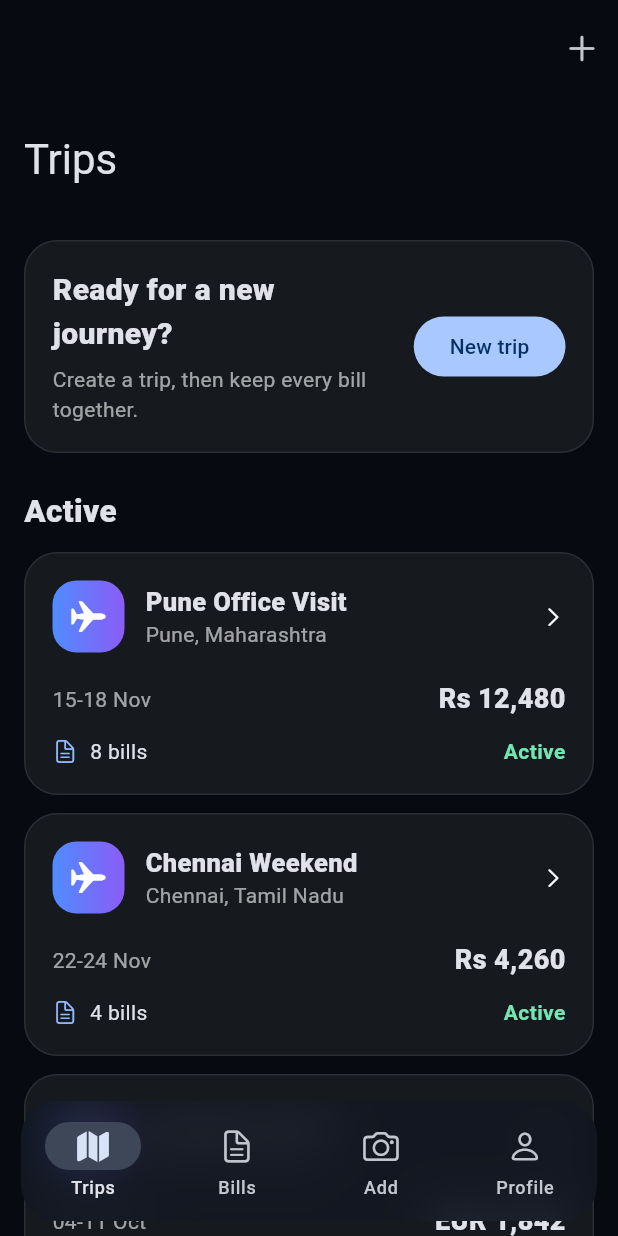
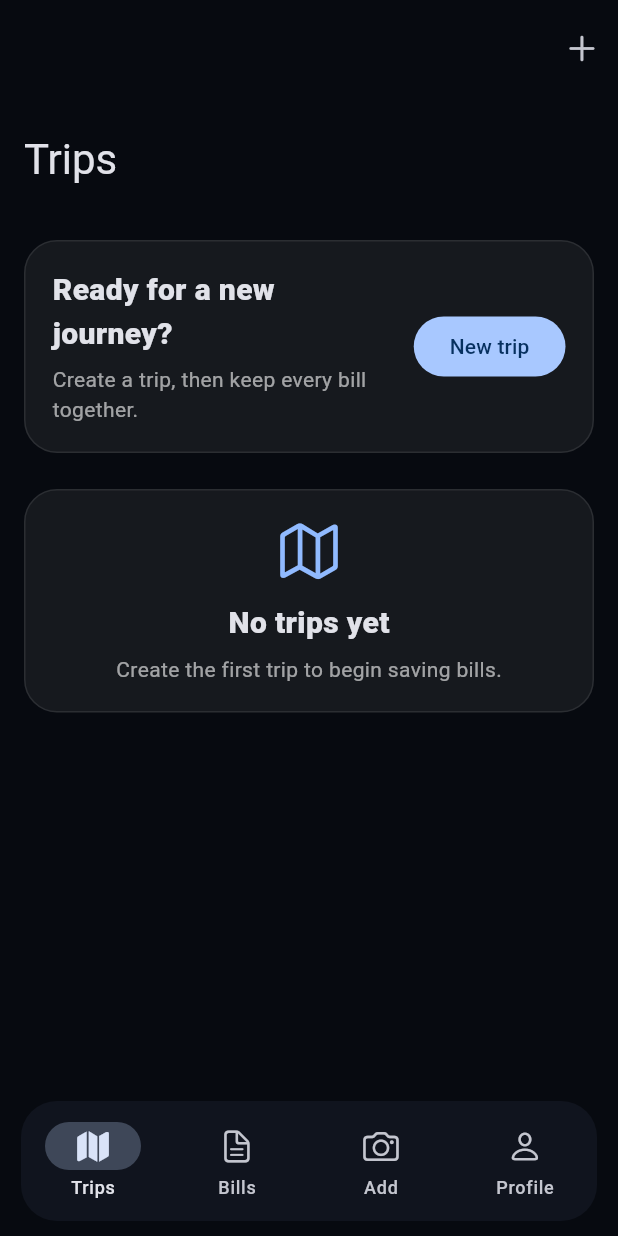
Before and after one commit to sanju1301/travel-expense-app, a Flutter app: the screen it shows once a user with an empty profile is signed in, on a phone screen of 412 x 824 dp. Run offline on Flutter 3.47's test engine with Material 3 defaults, Android fonts, the phone set to English and light mode, and no system bars; our stand-ins replace cloud_firestore, firebase_auth, firebase_core, google_sign_in; accounts and stored records are empty.

Commit message:
Add files via upload

```diff
--- a/lib/main.dart
+++ b/lib/main.dart
@@ -1,5 +1,6 @@
 import 'dart:ui';
 import 'package:firebase_auth/firebase_auth.dart';
+import 'package:cloud_firestore/cloud_firestore.dart';
 import 'package:firebase_core/firebase_core.dart';
 import 'package:flutter/cupertino.dart';
 import 'package:flutter/material.dart';
@@ -113,18 +114,32 @@ class GlassCard extends StatelessWidget {
   @override Widget build(BuildContext context) => Container(padding:padding,decoration:BoxDecoration(color:Colors.white.withValues(alpha:.06),borderRadius:BorderRadius.circular(22),border:Border.all(color:Colors.white.withValues(alpha:.09))),child:child);
 }
 
-class Trip { const Trip(this.name,this.place,this.dates,this.total,this.count,this.active); final String name,place,dates,total; final int count; final bool active; }
-const trips=[Trip('Pune Office Visit','Pune, Maharashtra','15-18 Nov','Rs 12,480',8,true),Trip('Chennai Weekend','Chennai, Tamil Nadu','22-24 Nov','Rs 4,260',4,true),Trip('Germany Travel','Munich, Germany','04-11 Oct','EUR 1,842',12,false)];
+class Trip { const Trip(this.id,this.name,this.place,this.dates,this.total,this.count,this.active); final String id,name,place,dates,total; final int count; final bool active;
+  factory Trip.fromDoc(DocumentSnapshot<Map<String,dynamic>> doc) { final d=doc.data()??{}; return Trip(doc.id,(d['name']??'Untitled trip').toString(),(d['destination']??'').toString(),(d['dateLabel']??'Dates not set').toString(),(d['totalLabel']??'No expenses').toString(),(d['billCount'] as num?)?.toInt()??0,(d['status']??'active')=='active'); }
+}
 class Bill { const Bill(this.name,this.meta,this.amount,this.color); final String name,meta,amount; final Color color; }
 const bills=[Bill('Grand Business Hotel','Hotel - 15 Nov','Rs 8,950',Color(0xff324c72)),Bill('City Taxi','Transport - 15 Nov','Rs 1,280',Color(0xff294b41)),Bill('Restaurant','Meals - 16 Nov','Rs 845',Color(0xff5a3d52))];
 
 class TripsPage extends StatelessWidget {
   const TripsPage({super.key});
-  @override Widget build(BuildContext context) => PageList(title:'Trips',action:IconButton(onPressed:()=>Navigator.push(context,MaterialPageRoute(builder:(_)=>const NewTripPage())),icon:const Icon(CupertinoIcons.add)),children:[
-    GlassCard(child:Row(children:[const Expanded(child:Column(crossAxisAlignment:CrossAxisAlignment.start,children:[Text('Ready for a new journey?',style:TextStyle(fontSize:20,fontWeight:FontWeight.w900)),SizedBox(height:6),Text('Create a trip, then keep every bill together.',style:TextStyle(color:Colors.white60))])),const SizedBox(width:12),FilledButton(onPressed:()=>Navigator.push(context,MaterialPageRoute(builder:(_)=>const NewTripPage())),child:const Text('New trip'))])),
-    const SizedBox(height:24),const Text('Active',style:TextStyle(fontSize:21,fontWeight:FontWeight.w900)),const SizedBox(height:12),
-    ...trips.map((t)=>Padding(padding:const EdgeInsets.only(bottom:12),child:TripCard(trip:t))),
-  ]);
+  @override Widget build(BuildContext context) {
+    final uid=FirebaseAuth.instance.currentUser!.uid;
+    final query=FirebaseFirestore.instance.collection('users').doc(uid).collection('trips').orderBy('createdAt',descending:true);
+    return StreamBuilder<QuerySnapshot<Map<String,dynamic>>>(
+      stream:query.snapshots(),
+      builder:(context,snap){
+        final action=IconButton(onPressed:()=>Navigator.push(context,MaterialPageRoute(builder:(_)=>const NewTripPage())),icon:const Icon(CupertinoIcons.add));
+        if(snap.hasError){return PageList(title:'Trips',action:action,children:[GlassCard(child:Text('Unable to load trips: ${snap.error}',style:const TextStyle(color:Color(0xffff8a8a))))]);}
+        if(!snap.hasData){return PageList(title:'Trips',action:action,children:const [Center(child:Padding(padding:EdgeInsets.all(40),child:CupertinoActivityIndicator()))]);}
+        final items=snap.data!.docs.map(Trip.fromDoc).toList();
+        return PageList(title:'Trips',action:action,children:[
+          GlassCard(child:Row(children:[const Expanded(child:Column(crossAxisAlignment:CrossAxisAlignment.start,children:[Text('Ready for a new journey?',style:TextStyle(fontSize:20,fontWeight:FontWeight.w900)),SizedBox(height:6),Text('Create a trip, then keep every bill together.',style:TextStyle(color:Colors.white60))])),const SizedBox(width:12),FilledButton(onPressed:()=>Navigator.push(context,MaterialPageRoute(builder:(_)=>const NewTripPage())),child:const Text('New trip'))])),
+          const SizedBox(height:24),
+          if(items.isEmpty) const GlassCard(child:Column(children:[Icon(CupertinoIcons.map,size:44,color:Color(0xff90baff)),SizedBox(height:12),Text('No trips yet',style:TextStyle(fontSize:20,fontWeight:FontWeight.w900)),SizedBox(height:6),Text('Create the first trip to begin saving bills.',style:TextStyle(color:Colors.white60))])) else ...items.map((t)=>Padding(padding:const EdgeInsets.only(bottom:12),child:TripCard(trip:t))),
+        ]);
+      },
+    );
+  }
 }
 class TripCard extends StatelessWidget {
   const TripCard({required this.trip,super.key}); final Trip trip;
@@ -149,6 +164,11 @@ class BillDetailPage extends StatelessWidget {
 }
 class BillsPage extends StatelessWidget { const BillsPage({super.key}); @override Widget build(BuildContext context)=>PageList(title:'Recent bills',children:[const TextField(decoration:InputDecoration(hintText:'Search bills',prefixIcon:Icon(CupertinoIcons.search))),const SizedBox(height:18),...bills.map((b)=>Padding(padding:const EdgeInsets.only(bottom:10),child:BillTile(bill:b)))]); }
 class NewTripPage extends StatefulWidget { const NewTripPage({super.key}); @override State<NewTripPage> createState()=>_NewTripPageState(); }
-class _NewTripPageState extends State<NewTripPage>{final name=TextEditingController();@override void dispose(){name.dispose();super.dispose();}@override Widget build(BuildContext context)=>Scaffold(appBar:AppBar(title:const Text('New trip')),body:ListView(padding:const EdgeInsets.all(16),children:[TextField(controller:name,decoration:const InputDecoration(labelText:'Trip name *',prefixIcon:Icon(CupertinoIcons.map))),const SizedBox(height:14),const TextField(decoration:InputDecoration(labelText:'Destination (optional)',prefixIcon:Icon(CupertinoIcons.location))),const SizedBox(height:14),const TextField(decoration:InputDecoration(labelText:'Default currency',hintText:'INR')),const SizedBox(height:14),const TextField(maxLines:4,decoration:InputDecoration(labelText:'Notes (optional)')),const SizedBox(height:20),FilledButton(onPressed:(){if(name.text.trim().isEmpty){ScaffoldMessenger.of(context).showSnackBar(const SnackBar(content:Text('Enter a trip name.')));return;}Navigator.pop(context);},child:const Padding(padding:EdgeInsets.symmetric(vertical:16),child:Text('Create trip')))]));}
+class _NewTripPageState extends State<NewTripPage>{
+  final name=TextEditingController(); final destination=TextEditingController(); final currency=TextEditingController(text:'INR'); final notes=TextEditingController(); bool saving=false;
+  @override void dispose(){name.dispose();destination.dispose();currency.dispose();notes.dispose();super.dispose();}
+  Future<void> save() async { if(name.text.trim().isEmpty){ScaffoldMessenger.of(context).showSnackBar(const SnackBar(content:Text('Enter a trip name.')));return;} setState(()=>saving=true); try { final user=FirebaseAuth.instance.currentUser!; final db=FirebaseFirestore.instance; await db.collection('users').doc(user.uid).set({'displayName':user.displayName,'email':user.email,'photoUrl':user.photoURL,'updatedAt':FieldValue.serverTimestamp()},SetOptions(merge:true)); await db.collection('users').doc(user.uid).collection('trips').add({'name':name.text.trim(),'destination':destination.text.trim(),'defaultCurrency':currency.text.trim().toUpperCase().isEmpty?'INR':currency.text.trim().toUpperCase(),'notes':notes.text.trim(),'status':'active','billCount':0,'totalMinor':0,'totalLabel':'No expenses','dateLabel':'Dates not set','createdAt':FieldValue.serverTimestamp(),'updatedAt':FieldValue.serverTimestamp()}); if(mounted) Navigator.pop(context); } on FirebaseException catch(e){if(mounted) ScaffoldMessenger.of(context).showSnackBar(SnackBar(content:Text(e.message??e.code)));} finally {if(mounted)setState(()=>saving=false);} }
+  @override Widget build(BuildContext context)=>Scaffold(appBar:AppBar(title:const Text('New trip')),body:ListView(padding:const EdgeInsets.all(16),children:[TextField(controller:name,decoration:const InputDecoration(labelText:'Trip name *',prefixIcon:Icon(CupertinoIcons.map))),const SizedBox(height:14),TextField(controller:destination,decoration:const InputDecoration(labelText:'Destination (optional)',prefixIcon:Icon(CupertinoIcons.location))),const SizedBox(height:14),TextField(controller:currency,decoration:const InputDecoration(labelText:'Default currency',hintText:'INR')),const SizedBox(height:14),TextField(controller:notes,maxLines:4,decoration:const InputDecoration(labelText:'Notes (optional)')),const SizedBox(height:20),FilledButton(onPressed:saving?null:save,child:Padding(padding:const EdgeInsets.symmetric(vertical:16),child:Text(saving?'Creating...':'Create trip')))]));
+}
 class AddBillPage extends StatelessWidget {const AddBillPage({super.key});@override Widget build(BuildContext context)=>PageList(title:'Add bill',children:[Container(height:180,decoration:BoxDecoration(color:Colors.white.withValues(alpha:.06),borderRadius:BorderRadius.circular(22)),child:const Column(mainAxisAlignment:MainAxisAlignment.center,children:[Icon(CupertinoIcons.camera_fill,size:44),Text('Photograph receipt',style:TextStyle(fontWeight:FontWeight.w900)),Text('Camera integration comes next',style:TextStyle(color:Colors.white60))])),const SizedBox(height:16),const TextField(decoration:InputDecoration(labelText:'Merchant')),const SizedBox(height:14),const TextField(keyboardType:TextInputType.number,decoration:InputDecoration(labelText:'Amount')),const SizedBox(height:14),const TextField(decoration:InputDecoration(labelText:'Category'))]);}
 class ProfilePage extends StatelessWidget {const ProfilePage({required this.user,super.key});final User user;Future<void> logout()async{await GoogleSignIn.instance.signOut();await FirebaseAuth.instance.signOut();}@override Widget build(BuildContext context)=>PageList(title:'Profile',children:[GlassCard(child:Row(children:[CircleAvatar(radius:32,backgroundImage:user.photoURL==null?null:NetworkImage(user.photoURL!),child:user.photoURL==null?const Icon(CupertinoIcons.person_fill):null),const SizedBox(width:14),Expanded(child:Column(crossAxisAlignment:CrossAxisAlignment.start,children:[Text(user.displayName??'Google user',style:const TextStyle(fontSize:18,fontWeight:FontWeight.w900)),Text(user.email??'',style:const TextStyle(color:Colors.white60))]))])),const SizedBox(height:18),GlassCard(child:ListTile(onTap:logout,leading:const Icon(CupertinoIcons.square_arrow_right,color:Color(0xffff8a8a)),title:const Text('Sign out',style:TextStyle(color:Color(0xffff8a8a)))))]);}
```
